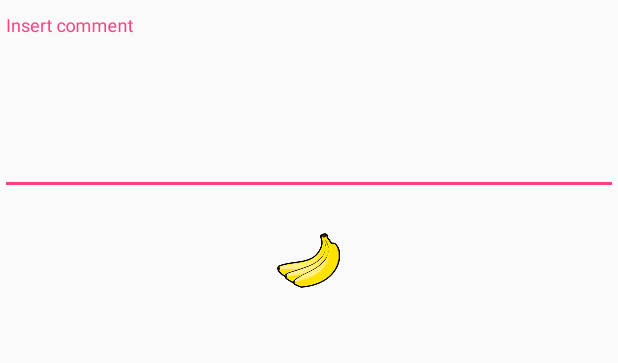
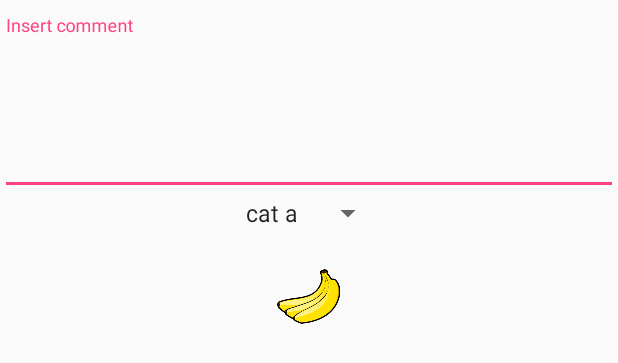
Before and after one commit to freddiN/BananaApp, an Android app: the layout send_banana_dialog.xml on its own in the app's theme, with its tools: preview values and no code run, on a phone screen of 412 x 824 dp. Shown: the top 363 px of the screen. Run offline under Robolectric (Android 15) with nearby library versions, the light colour scheme and no system bars.

Commit message:
Kategorien vorbereitet

```diff
--- a/app/src/main/java/de/freddi/bananaapp/async/http/SendBanana.java
+++ b/app/src/main/java/de/freddi/bananaapp/async/http/SendBanana.java
@@ -7,6 +7,6 @@ import de.freddi.bananaapp.http.HTTPConnector;
 public class SendBanana extends AsyncTask<String, Void, Boolean> {
     @Override
     protected Boolean doInBackground(String... params) {
-        return HTTPConnector.sendBananas(params[0], params[1]);
+        return HTTPConnector.sendBananas(params[0], params[1], params[2]);
     }
 }
--- a/app/src/main/java/de/freddi/bananaapp/database/DBTransaction.java
+++ b/app/src/main/java/de/freddi/bananaapp/database/DBTransaction.java
@@ -23,4 +23,7 @@ public class DBTransaction {
 
     @ColumnInfo(name = "source")
     public String source;
+
+    @ColumnInfo(name = "category")
+    public String category;
 }
--- a/app/src/main/java/de/freddi/bananaapp/database/LocalDatabase.java
+++ b/app/src/main/java/de/freddi/bananaapp/database/LocalDatabase.java
@@ -3,7 +3,7 @@ package de.freddi.bananaapp.database;
 import android.arch.persistence.room.Database;
 import android.arch.persistence.room.RoomDatabase;
 
-@Database(entities = {DBUser.class, DBTransaction.class}, version = 1, exportSchema = false)
+@Database(entities = {DBUser.class, DBTransaction.class}, version = 2, exportSchema = false)
 public abstract class LocalDatabase extends RoomDatabase {
     public abstract DatabaseInterface databaseInterface();
 }
--- a/app/src/main/java/de/freddi/bananaapp/gui/UsersFragment.java
+++ b/app/src/main/java/de/freddi/bananaapp/gui/UsersFragment.java
@@ -17,6 +17,7 @@ import android.widget.AdapterView;
 import android.widget.ArrayAdapter;
 import android.widget.ImageButton;
 import android.widget.ListView;
+import android.widget.Spinner;
 import android.widget.TextView;
 
 import java.util.ArrayList;
@@ -152,6 +153,9 @@ public class UsersFragment extends Fragment implements AdapterView.OnItemClickLi
                 return;
             }
 
+            final Spinner spinnerCategory = dialogView.findViewById(R.id.bananadCategory);
+            final String strCategory = String.valueOf(spinnerCategory.getSelectedItem());
+
             new SendBanana() {
                 @Override
                 protected void onPostExecute(Boolean isSuccess) {
@@ -165,7 +169,7 @@ public class UsersFragment extends Fragment implements AdapterView.OnItemClickLi
                         GuiHelper.doSnack(getActivity(), "Error");
                     }
                 }
-            }.execute(selectedUser.display_name, strComment);
+            }.execute(selectedUser.display_name, strComment, strCategory);
 
             sendDialog.dismiss();
         });
--- a/app/src/main/java/de/freddi/bananaapp/http/HTTPConnector.java
+++ b/app/src/main/java/de/freddi/bananaapp/http/HTTPConnector.java
@@ -107,6 +107,7 @@ public class HTTPConnector {
                     dbTransaction.to_user = json.getString("to_user");
                     dbTransaction.comment = json.getString("comment");
                     dbTransaction.source = json.getString("source");
+                    dbTransaction.source = json.getString("category");
                     listTransactions.add(dbTransaction);
                 }
                 App.get().getDB().databaseInterface().insertAllTransactions(listTransactions);
@@ -167,7 +168,7 @@ public class HTTPConnector {
      * @param strComment               banana comment
      * @return true = success
      */
-    public static boolean sendBananas(final String strTargetUserDisplayName, final String strComment) {
+    public static boolean sendBananas(final String strTargetUserDisplayName, final String strComment, final String strCategory) {
         final boolean isDebug = new Preferences().isDebugLogging();
 
         if (hasInvalidToken()) {
@@ -180,6 +181,7 @@ public class HTTPConnector {
             jsonTransaction.put("to_user", strTargetUserDisplayName);
             jsonTransaction.put("banana_count", 1);
             jsonTransaction.put("comment", strComment);
+            jsonTransaction.put("category", strCategory);
         } catch (final JSONException e) {
             if (isDebug) {
                 e.printStackTrace();
--- a/app/src/main/res/layout/send_banana_dialog.xml
+++ b/app/src/main/res/layout/send_banana_dialog.xml
@@ -30,15 +30,22 @@
 
     </android.support.design.widget.TextInputLayout>
 
+    <Spinner
+        android:id="@+id/bananadCategory"
+        android:layout_width="wrap_content"
+        android:layout_height="wrap_content"
+        android:layout_centerHorizontal="true"
+        android:entries="@array/categories" />
+
     <ImageButton
         android:id="@+id/bananaSendButton"
         android:layout_width="wrap_content"
         android:layout_height="wrap_content"
+        android:layout_marginBottom="20dp"
         android:layout_marginTop="20dp"
-        android:layout_marginBottom="20dp"
         android:background="?android:attr/selectableItemBackground"
         android:contentDescription="banana pic"
         app:srcCompat="@mipmap/ic_launcher"
-        tools:ignore="HardcodedText"/>
+        tools:ignore="HardcodedText" />
 
 </LinearLayout>
--- a/app/src/main/res/values/arrays.xml
+++ b/app/src/main/res/values/arrays.xml
@@ -5,4 +5,11 @@
         <item>to me</item>
         <item>all transactions</item>
     </string-array>
+
+    <string-array name="categories">
+        <item>cat a</item>
+        <item>cat b</item>
+        <item>cat c</item>
+        <item>cat d</item>
+    </string-array>
 </resources>
--- a/app/src/main/res/values/colors.xml
+++ b/app/src/main/res/values/colors.xml
@@ -1,7 +1,7 @@
 <?xml version="1.0" encoding="utf-8"?>
 <resources>
 
-    <color name="colorPrimary">#3F51B5</color>
+    <color name="colorPrimary">#3f51b5</color>
     <color name="colorPrimaryDark">#303F9F</color>
     <color name="colorAccent">#FF4081</color>
     <color name="colorWhite">#FFFFFF</color>
@@ -9,7 +9,7 @@
     <color name="webpage">#000066</color>
     <color name="app">#336600</color>
 
-    <color name="selection">#FFFFCC</color>
+    <color name="selection">#ffffcc</color>
     <color name="selection_bananarain">#e6ffe6</color>
 
 </resources>
```
Also changed, not shown: app/src/main/java/de/freddi/bananaapp/App.java (+13 -1 lines), app/src/main/java/de/freddi/bananaapp/gui/TransactionsFragment.java (+6 -1 lines).
